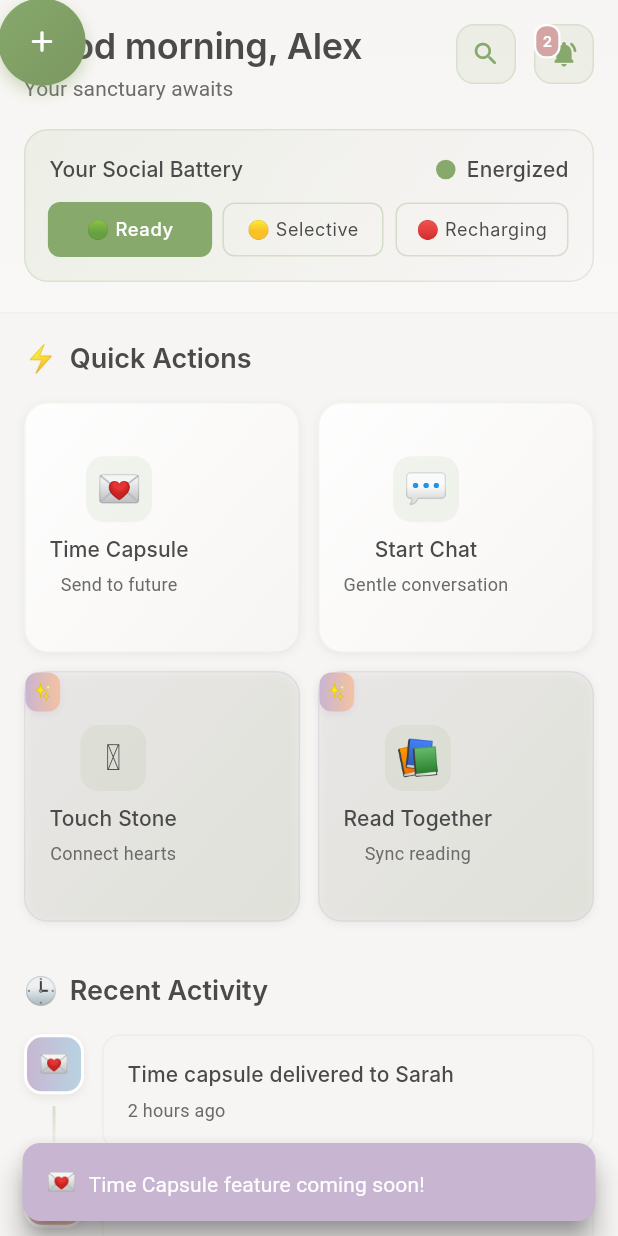
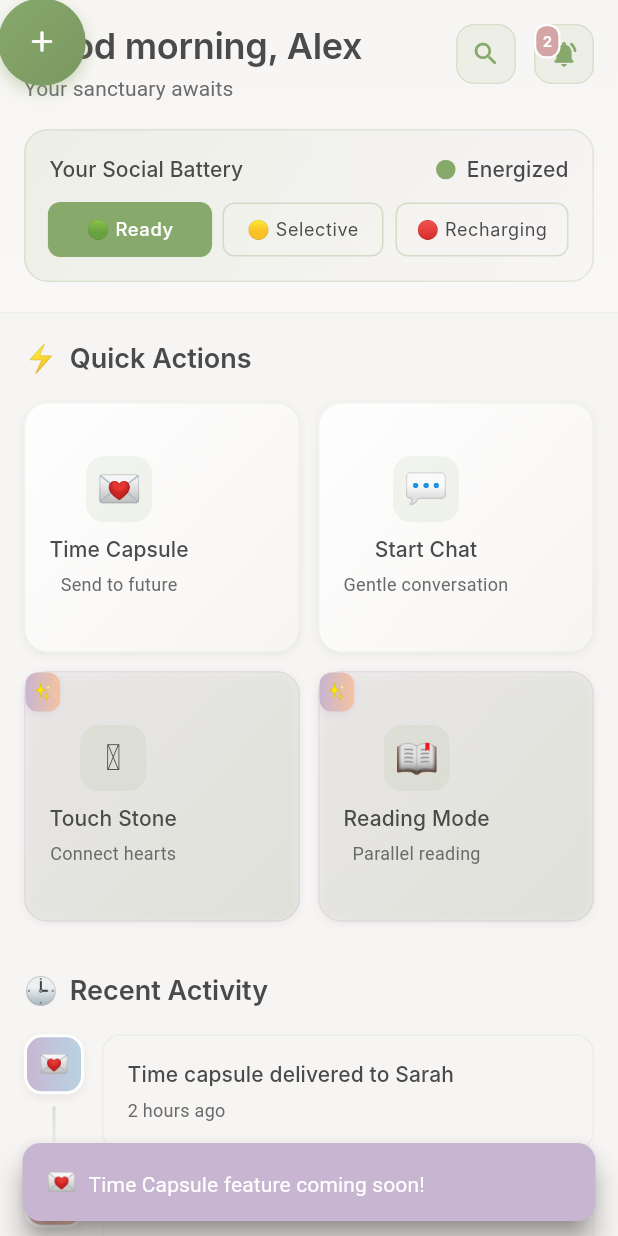
Before and after one commit to shaikhasif69/future_talk_flutter, a Flutter app: the DashboardScreen screen opened by its route, after a tap on "Time Capsule", on a phone screen of 412 x 824 dp. Run offline on Flutter 3.47's test engine with Material 3 defaults, Android fonts, the phone set to English and light mode, and no system bars; drawn by our look-alikes of flutter_animate; our stand-ins replace flutter_riverpod, freezed_annotation, go_router; Roboto replaces fonts that are missing (Inter, Nunito Sans).

Commit message:
Refactor chat filter tabs and search bar to use withOpacity for color transparency; enhance dashboard provider with navigation context and quick actions; update app router to include chat routes.

```diff
--- a/lib/features/dashboard/providers/dashboard_provider.dart
+++ b/lib/features/dashboard/providers/dashboard_provider.dart
@@ -1,11 +1,22 @@
+import 'package:flutter/material.dart';
 import 'package:flutter_riverpod/flutter_riverpod.dart';
+import 'package:go_router/go_router.dart';
 import '../models/dashboard_data.dart';
 import '../models/friend_status.dart';
 
 /// Provider for dashboard data state
 class DashboardNotifier extends StateNotifier<AsyncValue<DashboardData>> {
+  BuildContext? _context;
+
   DashboardNotifier() : super(const AsyncValue.loading()) {
     _loadDashboardData();
+  }
+
+  /// Set context for navigation
+  void setContext(BuildContext context) {
+    _context = context;
+    // Update quick actions with new context
+    updateQuickActions();
   }
 
   Future<void> _loadDashboardData() async {
@@ -13,17 +24,91 @@ class DashboardNotifier extends StateNotifier<AsyncValue<DashboardData>> {
       // Simulate API call delay
       await Future.delayed(const Duration(milliseconds: 800));
 
-      final data = DashboardData.createMockData();
+      final mockData = DashboardData.createMockData();
+      final data = mockData.copyWith(
+        quickActions: _createQuickActionsWithNavigation(),
+      );
+      print('Loading dashboard data with ${data.quickActions.length} quick actions');
       state = AsyncValue.data(data);
     } catch (error, stackTrace) {
       state = AsyncValue.error(error, stackTrace);
     }
   }
 
+  /// Create quick actions with proper navigation callbacks
+  List<QuickAction> _createQuickActionsWithNavigation() {
+    return [
+      QuickAction(
+        id: '1',
+        title: 'Time Capsule',
+        subtitle: 'Send to future',
+        icon: '💌',
+        isPremium: false,
+        onTap: () {
+          // TODO: Navigate to time capsule screen when created
+          print('Navigate to Time Capsule');
+        },
+      ),
+      QuickAction(
+        id: '2',
+        title: 'Start Chat',
+        subtitle: 'Gentle conversation',
+        icon: '💬',
+        isPremium: false,
+        onTap: () {
+          print('Chat button tapped! Context: $_context');
+          if (_context != null) {
+            print('Navigating to /chat');
+            _context!.go('/chat');
+          } else {
+            print('Context is null - cannot navigate');
+          }
+        },
+      ),
+      QuickAction(
+        id: '3',
+        title: 'Touch Stone',
+        subtitle: 'Connect hearts',
+        icon: '🪨',
+        isPremium: true,
+        onTap: () {
+          // TODO: Navigate to connection stones when created
+          print('Navigate to Connection Stones');
+        },
+      ),
+      QuickAction(
+        id: '4',
+        title: 'Reading Mode',
+        subtitle: 'Parallel reading',
+        icon: '📖',
+        isPremium: true,
+        onTap: () {
+          // TODO: Navigate to parallel reading when created
+          print('Navigate to Parallel Reading');
+        },
+      ),
+    ];
+  }
+
   /// Refresh dashboard data
   Future<void> refresh() async {
     state = const AsyncValue.loading();
     await _loadDashboardData();
+  }
+
+  /// Update quick actions when context changes
+  void updateQuickActions() {
+    print('Updating quick actions with context: $_context');
+    state.whenData((data) {
+      final newActions = _createQuickActionsWithNavigation();
+      print('Created ${newActions.length} quick actions');
+      state = AsyncValue.data(
+        data.copyWith(
+          quickActions: newActions,
+          lastUpdated: DateTime.now(),
+        ),
+      );
+    });
   }
 
   /// Update user's social battery level
--- a/lib/features/dashboard/screens/dashboard_screen.dart
+++ b/lib/features/dashboard/screens/dashboard_screen.dart
@@ -139,6 +139,11 @@ class _DashboardScreenState extends ConsumerState<DashboardScreen>
   @override
   Widget build(BuildContext context) {
     final dashboardData = ref.watch(dashboardProvider);
+
+    // Set context for navigation in dashboard provider
+    WidgetsBinding.instance.addPostFrameCallback((_) {
+      ref.read(dashboardProvider.notifier).setContext(context);
+    });
 
     return Scaffold(
       backgroundColor: AppColors.warmCream,
--- a/lib/routing/app_router.dart
+++ b/lib/routing/app_router.dart
@@ -5,6 +5,7 @@ import '../features/auth/screens/onboarding_screen.dart';
 import '../features/auth/screens/sign_up_screen.dart';
 import '../features/auth/screens/sign_in_screen.dart';
 import '../features/dashboard/screens/dashboard_screen.dart';
+import '../features/chat/screens/chat_list_screen.dart';
 
 /// Future Talk's routing configuration using GoRouter
 /// Handles navigation between authentication screens with smooth transitions
@@ -17,11 +18,11 @@ class AppRouter {
     debugLogDiagnostics: true,
     routes: [
       // ==================== SPLASH ROUTE ====================
-      GoRoute(
-        path: '/splash',
-        name: 'splash',
-        builder: (context, state) => const SplashScreen(),
-      ),
+      // GoRoute(
+      //   path: '/splash',
+      //   name: 'splash',
+      //   builder: (context, state) => const SplashScreen(),
+      // ),
 
       // ==================== ONBOARDING ROUTE ====================
       GoRoute(
@@ -49,6 +50,13 @@ class AppRouter {
         path: '/dashboard',
         name: 'dashboard',
         builder: (context, state) => const DashboardScreen(),
+      ),
+
+      // ==================== CHAT ROUTES ====================
+      GoRoute(
+        path: '/splash',
+        name: 'chat',
+        builder: (context, state) => const ChatListScreen(),
       ),
     ],
 
@@ -102,6 +110,7 @@ class Routes {
   static const String signUp = '/sign_up';
   static const String signIn = '/sign_in';
   static const String dashboard = '/dashboard';
+  static const String chat = '/chat';
 }
 
 /// Navigation extensions for easy routing
@@ -120,6 +129,9 @@ extension AppNavigation on BuildContext {
 
   /// Navigate to dashboard
   void goToDashboard() => go(Routes.dashboard);
+
+  /// Navigate to chat list
+  void goToChat() => go(Routes.chat);
 
   /// Push sign up screen
   void pushSignUp() => push(Routes.signUp);
```
Also changed, not shown: lib/features/chat/widgets/chat_filter_tabs.dart (+8 -9 lines), lib/features/chat/widgets/chat_search_bar.dart (+2 -12 lines).
